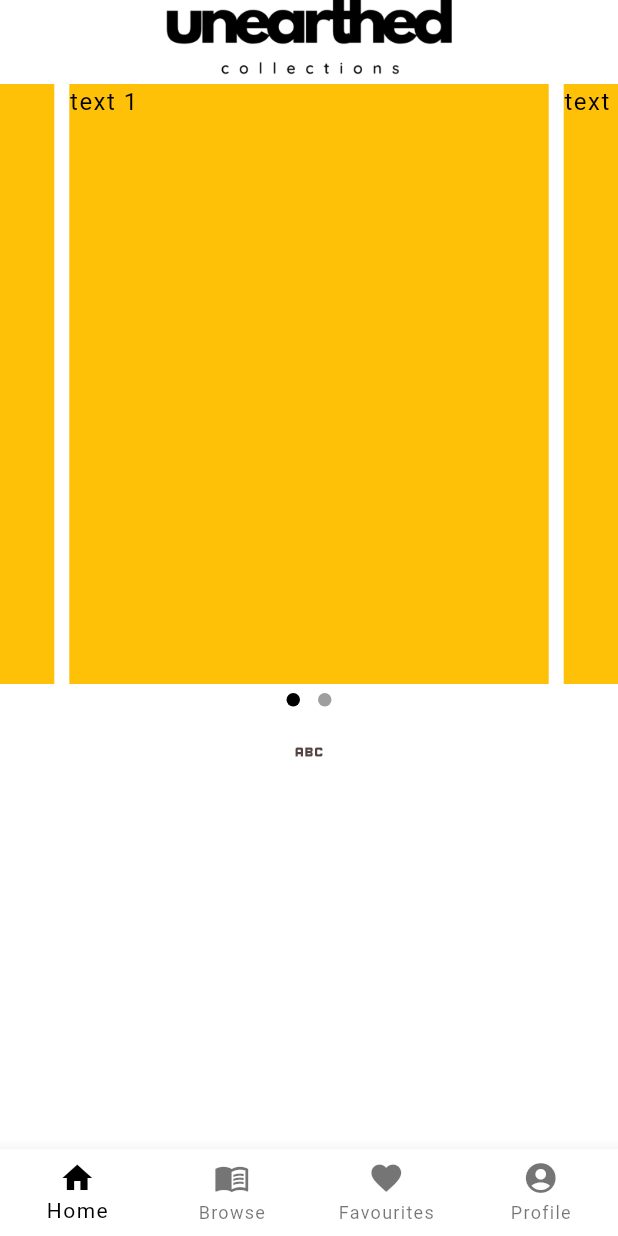
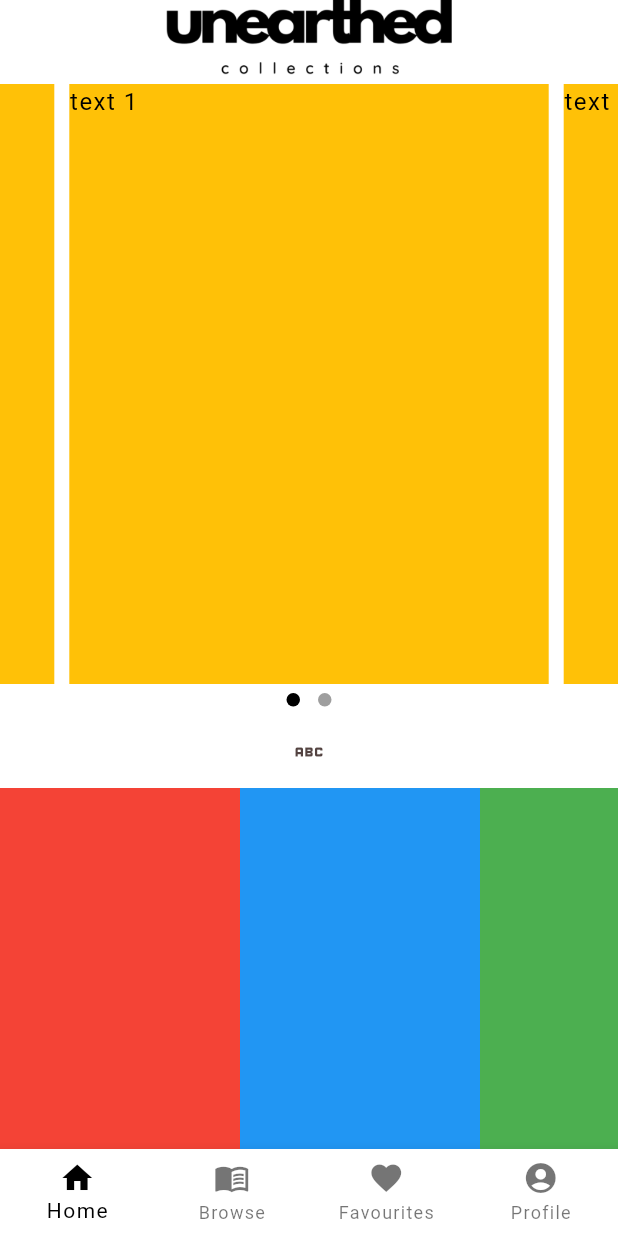
Before and after one commit to chris-bluemoon/revivals, a Flutter app: the screen it shows after launch, on a phone screen of 412 x 824 dp. Run offline on Flutter 3.47's test engine with Material 3 defaults, Android fonts, the phone set to English and light mode, and no system bars; drawn by our look-alikes of carousel_slider, dots_indicator; our stand-ins replace google_fonts.

Commit message:
Added horizontal listview

```diff
--- a/lib/screens/home/home.dart
+++ b/lib/screens/home/home.dart
@@ -68,7 +68,36 @@ class _HomeState extends State<Home> {
             onPressed: () => Navigator.pushNamed(context, '/new_arrivals'),
             icon: Icon(Icons.abc)
           ),
+        Expanded(
+          child: ListView(
+            // This next line does the trick.
+            scrollDirection: Axis.horizontal,
+            children: <Widget>[
+              Container(
+                width: 160,
+                color: Colors.red,
+              ),
+              Container(
+                width: 160,
+                color: Colors.blue,
+              ),
+              Container(
+                width: 160,
+                color: Colors.green,
+              ),
+              Container(
+                width: 160,
+                color: Colors.yellow,
+              ),
+              Container(
+                width: 160,
+                color: Colors.orange,
+              ),
+            ],
+          ),
+        ),
         ],
+
 
       ),
     );
```
